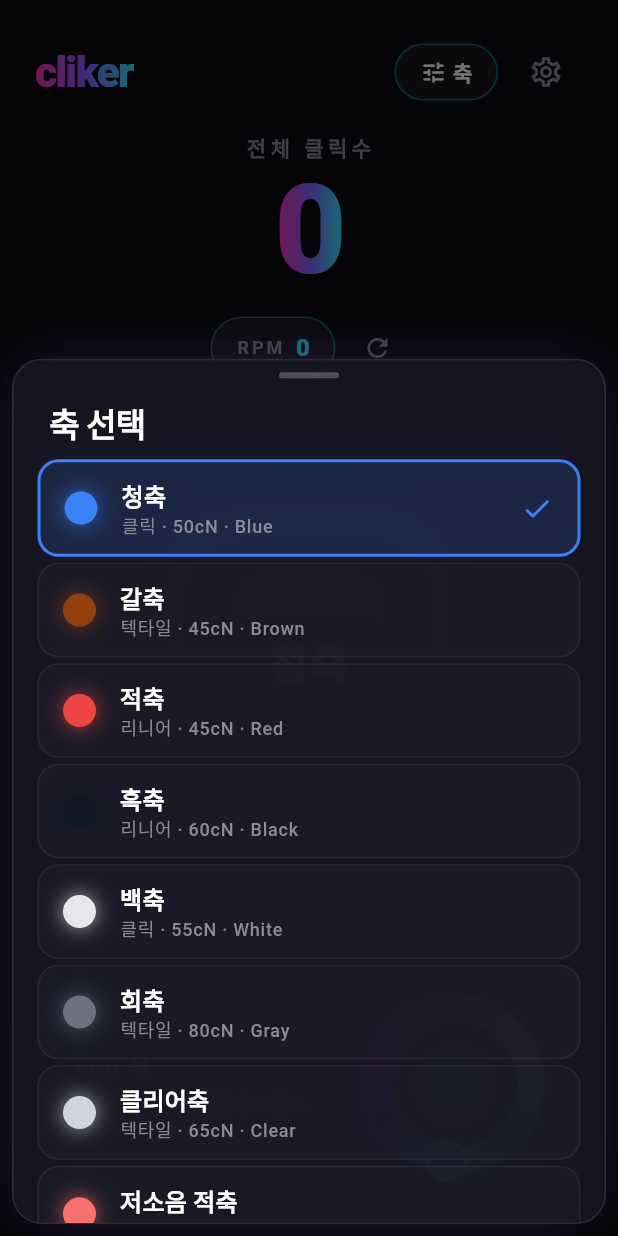
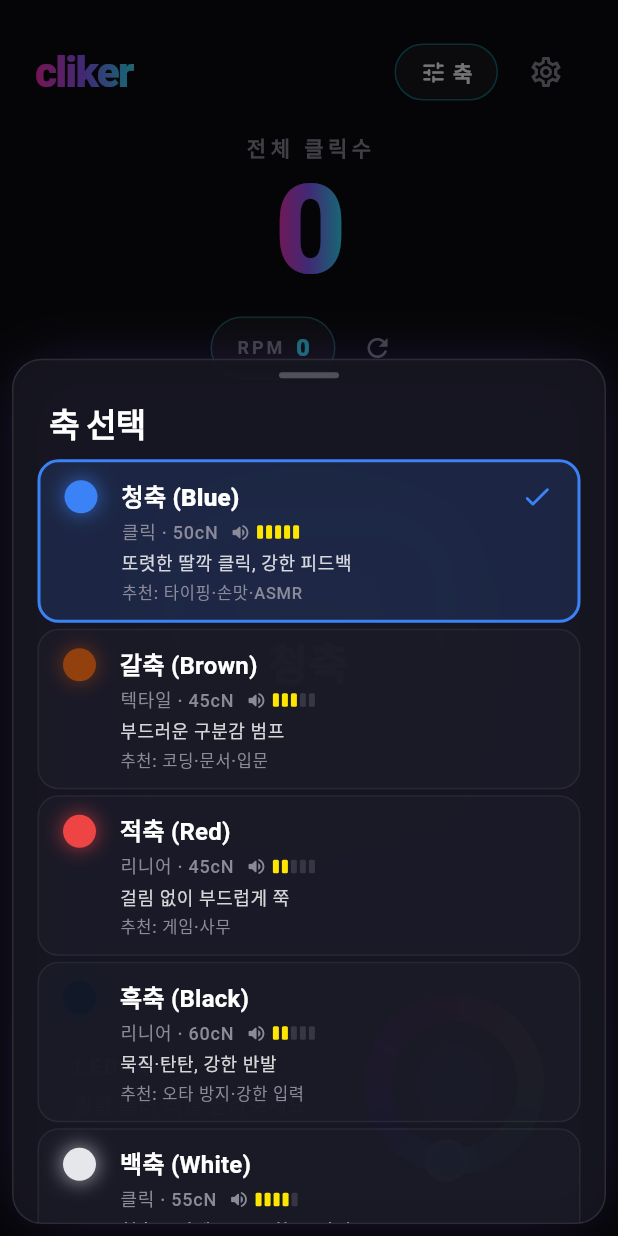
Before and after one commit to geon-toy-box/cliker, a Flutter app: the screen it shows after launch, after a tap on an icon or button, on a phone screen of 412 x 824 dp. Run offline on Flutter 3.47's test engine with Material 3 defaults, Android fonts, the phone set to English and light mode, and no system bars; our stand-ins replace audioplayers, flutter_riverpod, shared_preferences.

Commit message:
feat(switches): 13 switches (+황축 +자석축) + enriched switch menu (T014)
Catalog -> 13 (existing 11 unchanged except description=느낌; added
yellow 황축 + magnetic 자석축 with recommendedFor + loudness 1-5).
switchYellow/switchMagnetic AppColors. gen_sounds -> 26 deterministic
WAVs. Switch menu rows now show kind·force·loudness bar + feel +
추천용도. 207 tests green, analyze clean, APK builds. No new deps.

QA: docs/tasks/T014/qa.md ## Verdict: PASS

Co-Authored-By: Claude Opus 4.8 (1M context) <noreply@anthropic.com>

```diff
--- a/lib/domain/switch_type.dart
+++ b/lib/domain/switch_type.dart
@@ -13,9 +13,11 @@ enum SwitchKind { clicky, tactile, linear }
 /// One selectable mechanical-switch profile.
 ///
 /// A [SwitchType] bundles everything the rest of the app needs to present and
-/// "feel" a single switch: its identity, display names, the stem color shown on
-/// the keycap, a default LED accent, the two sound clips played on press
-/// ([downAsset]) and release ([upAsset]), and a normalized [hapticStrength].
+/// "feel" a single switch: its identity, display names, the picker copy
+/// ([description] = 느낌, [recommendedFor] = 추천 용도, [loudness] = 소리세기),
+/// the stem color shown on the keycap, a default LED accent, the two sound clips
+/// played on press ([downAsset]) and release ([upAsset]), and a normalized
+/// [hapticStrength].
 ///
 /// Instances are immutable and compared by [id] alone, so a [SwitchType] can be
 /// used safely as a map key or in a [Set]. The canonical instances live in
@@ -30,6 +32,8 @@ class SwitchType {
     required this.kind,
     required this.forceCn,
     required this.description,
+    required this.recommendedFor,
+    required this.loudness,
     required this.stemColor,
     required this.defaultLed,
     required this.downAsset,
@@ -52,8 +56,17 @@ class SwitchType {
   /// Actuation force in centinewtons (cN), e.g. `50` for a blue switch.
   final int forceCn;
 
-  /// Short human description of the switch's sound/feel.
+  /// One-line "느낌" — how the switch feels to type on (the tactile/typing
+  /// character), shown in the picker.
   final String description;
+
+  /// One-line "추천 용도" — who/what this switch is recommended for, shown in
+  /// the picker. Never empty.
+  final String recommendedFor;
+
+  /// Subjective loudness on a 1–5 scale (1 = very quiet, 5 = very loud), used
+  /// to render the sound-level indicator in the picker.
+  final int loudness;
 
   /// Color of the switch stem, drawn on the keycap.
   final Color stemColor;
@@ -93,7 +106,9 @@ abstract final class SwitchCatalog {
     nameEn: 'Blue',
     kind: SwitchKind.clicky,
     forceCn: 50,
-    description: '또렷한 "딸깍" 클릭음 — 키보드 ASMR의 대표 음색.',
+    description: '또렷한 딸깍 클릭, 강한 피드백',
+    recommendedFor: '타이핑·손맛·ASMR',
+    loudness: 5,
     stemColor: AppColors.switchBlue,
     defaultLed: AppColors.neonCyan,
     downAsset: 'assets/sounds/blue_down.wav',
@@ -108,7 +123,9 @@ abstract final class SwitchCatalog {
     nameEn: 'Brown',
     kind: SwitchKind.tactile,
     forceCn: 45,
-    description: '부드러운 텍타일 범프와 함께 울리는 "톡".',
+    description: '부드러운 구분감 범프',
+    recommendedFor: '코딩·문서·입문',
+    loudness: 3,
     stemColor: AppColors.switchBrown,
     defaultLed: AppColors.neonOrange,
     downAsset: 'assets/sounds/brown_down.wav',
@@ -123,7 +140,9 @@ abstract final class SwitchCatalog {
     nameEn: 'Red',
     kind: SwitchKind.linear,
     forceCn: 45,
-    description: '가벼운 리니어, 구름타법.',
+    description: '걸림 없이 부드럽게 쭉',
+    recommendedFor: '게임·사무',
+    loudness: 2,
     stemColor: AppColors.switchRed,
     defaultLed: AppColors.neonMagenta,
     downAsset: 'assets/sounds/red_down.wav',
@@ -138,7 +157,9 @@ abstract final class SwitchCatalog {
     nameEn: 'Black',
     kind: SwitchKind.linear,
     forceCn: 60,
-    description: '묵직하고 깊은 리니어 타건음.',
+    description: '묵직·탄탄, 강한 반발',
+    recommendedFor: '오타 방지·강한 입력',
+    loudness: 2,
     stemColor: AppColors.switchBlack,
     defaultLed: AppColors.neonGreen,
     downAsset: 'assets/sounds/black_down.wav',
@@ -153,7 +174,9 @@ abstract final class SwitchCatalog {
     nameEn: 'White',
     kind: SwitchKind.clicky,
     forceCn: 55,
-    description: '청축보다 무거운 또렷한 클릭.',
+    description: '청축 손맛에 소음은 한 톤 낮게',
+    recommendedFor: '손맛 + 소음↓',
+    loudness: 4,
     stemColor: AppColors.switchWhite,
     defaultLed: AppColors.neonCyan,
     downAsset: 'assets/sounds/white_down.wav',
@@ -168,7 +191,9 @@ abstract final class SwitchCatalog {
     nameEn: 'Gray',
     kind: SwitchKind.tactile,
     forceCn: 80,
-    description: '강한 텍타일 범프의 고압 스위치.',
+    description: '고압 텍타일, 강한 구분감',
+    recommendedFor: '묵직한 택타일 선호',
+    loudness: 3,
     stemColor: AppColors.switchGray,
     defaultLed: AppColors.neonYellow,
     downAsset: 'assets/sounds/gray_down.wav',
@@ -183,7 +208,9 @@ abstract final class SwitchCatalog {
     nameEn: 'Clear',
     kind: SwitchKind.tactile,
     forceCn: 65,
-    description: '갈축보다 또렷한 텍타일 범프.',
+    description: '갈축보다 진한 범프',
+    recommendedFor: '또렷한 구분감',
+    loudness: 3,
     stemColor: AppColors.switchClear,
     defaultLed: AppColors.neonPurple,
     downAsset: 'assets/sounds/clear_down.wav',
@@ -198,7 +225,9 @@ abstract final class SwitchCatalog {
     nameEn: 'Silent Red',
     kind: SwitchKind.linear,
     forceCn: 45,
-    description: '댐퍼로 조용한 가벼운 리니어.',
+    description: '댐퍼로 가장 조용한 리니어',
+    recommendedFor: '사무실·공유공간',
+    loudness: 1,
     stemColor: AppColors.switchSilentRed,
     defaultLed: AppColors.neonMagenta,
     downAsset: 'assets/sounds/silentRed_down.wav',
@@ -213,7 +242,9 @@ abstract final class SwitchCatalog {
     nameEn: 'Silent Black',
     kind: SwitchKind.linear,
     forceCn: 60,
-    description: '댐퍼로 조용한 묵직한 리니어.',
+    description: '묵직하지만 조용하게',
+    recommendedFor: '야간·정숙 환경',
+    loudness: 1,
     stemColor: AppColors.switchSilentBlack,
     defaultLed: AppColors.neonGreen,
     downAsset: 'assets/sounds/silentBlack_down.wav',
@@ -228,7 +259,9 @@ abstract final class SwitchCatalog {
     nameEn: 'Speed Silver',
     kind: SwitchKind.linear,
     forceCn: 45,
-    description: '1.2mm 짧은 행정의 빠른 리니어.',
+    description: '1.2mm 초고속 액추에이션',
+    recommendedFor: 'FPS·빠른 반응',
+    loudness: 2,
     stemColor: AppColors.switchSpeedSilver,
     defaultLed: AppColors.neonCyan,
     downAsset: 'assets/sounds/speedSilver_down.wav',
@@ -243,12 +276,50 @@ abstract final class SwitchCatalog {
     nameEn: 'Dark Gray',
     kind: SwitchKind.linear,
     forceCn: 80,
-    description: '가장 묵직한 고압 리니어.',
+    description: '고압 리니어, 깊고 무겁게',
+    recommendedFor: '강한 입력감',
+    loudness: 2,
     stemColor: AppColors.switchDarkGray,
     defaultLed: AppColors.neonYellow,
     downAsset: 'assets/sounds/darkGray_down.wav',
     upAsset: 'assets/sounds/darkGray_up.wav',
     hapticStrength: 0.9,
+  );
+
+  /// Smooth, "쫀득" full-body linear — the yellow switch.
+  static const SwitchType yellow = SwitchType(
+    id: 'yellow',
+    nameKo: '황축',
+    nameEn: 'Yellow',
+    kind: SwitchKind.linear,
+    forceCn: 50,
+    description: '적축보다 쫀득·부드러운 리니어',
+    recommendedFor: '커스텀 키감·부드러움',
+    loudness: 2,
+    stemColor: AppColors.switchYellow,
+    defaultLed: AppColors.neonYellow,
+    downAsset: 'assets/sounds/yellow_down.wav',
+    upAsset: 'assets/sounds/yellow_up.wav',
+    hapticStrength: 0.5,
+  );
+
+  /// Contactless Hall-effect / rapid-trigger linear — the magnetic switch. The
+  /// switch is analog in hardware, but for the app's [SwitchKind] taxonomy it is
+  /// modeled as a smooth [SwitchKind.linear]; "무접점" lives in [description].
+  static const SwitchType magnetic = SwitchType(
+    id: 'magnetic',
+    nameKo: '자석축',
+    nameEn: 'Magnetic',
+    kind: SwitchKind.linear,
+    forceCn: 40,
+    description: '무접점 홀이펙트·래피드 트리거',
+    recommendedFor: 'e스포츠·정밀 제어',
+    loudness: 1,
+    stemColor: AppColors.switchMagnetic,
+    defaultLed: AppColors.neonCyan,
+    downAsset: 'assets/sounds/magnetic_down.wav',
+    upAsset: 'assets/sounds/magnetic_up.wav',
+    hapticStrength: 0.45,
   );
 
   /// All switches in canonical picker order.
@@ -264,6 +335,8 @@ abstract final class SwitchCatalog {
     silentBlack,
     speedSilver,
     darkGray,
+    yellow,
+    magnetic,
   ];
 
   /// The switch selected when none has been chosen yet.
--- a/lib/theme/app_colors.dart
+++ b/lib/theme/app_colors.dart
@@ -46,6 +46,8 @@ abstract final class AppColors {
   static const Color switchSilentBlack = Color(0xFF374151);
   static const Color switchSpeedSilver = Color(0xFFC0C7D0);
   static const Color switchDarkGray = Color(0xFF4B5563);
+  static const Color switchYellow = Color(0xFFFACC15);
+  static const Color switchMagnetic = Color(0xFF2DD4BF);
 
   /// Default LED accent color.
   static const Color accentDefault = neonCyan;
--- a/lib/widgets/switch_menu.dart
+++ b/lib/widgets/switch_menu.dart
@@ -7,8 +7,10 @@ import 'package:flutter_riverpod/flutter_riverpod.dart';
 
 /// The switch-selection menu, shown as a glassy modal bottom sheet.
 ///
-/// Lists every catalog switch as a row carrying a stem-color preview dot, the
-/// Korean name, and the actuation kind · force. Tapping a row selects that
+/// Lists every catalog switch as an info-rich row carrying a stem-color preview
+/// dot, the Korean name + English name, a meta line (actuation kind · force ·
+/// a loudness bar), the one-line feel ([SwitchType.description]), and the
+/// recommended use ([SwitchType.recommendedFor]). Tapping a row selects that
 /// switch via [SettingsNotifier.selectSwitch] and closes the sheet; the home
 /// keycap then updates its stem color and label.
 ///
@@ -105,7 +107,7 @@ class SwitchMenu extends ConsumerWidget {
               ),
             ),
             // A SingleChildScrollView + Column (rather than a lazy ListView)
-            // keeps every row in the tree at once, so all eleven switch chips
+            // keeps every row in the tree at once, so all thirteen switch chips
             // are present and reachable even while some are scrolled off-screen.
             Flexible(
               child: SingleChildScrollView(
@@ -147,8 +149,16 @@ class SwitchMenu extends ConsumerWidget {
   }
 }
 
-/// One selectable switch row: a stem-color dot, the Korean name + English name,
-/// and the kind · force. The selected row is tinted/ringed in the stem color.
+/// One selectable switch row. Shows, top to bottom:
+///
+/// - a stem-color dot + `nameKo (nameEn)` heading (with the check on the
+///   selected row),
+/// - a meta line: `kindLabel · forceCn cN` followed by a 5-segment
+///   loudness bar,
+/// - the one-line feel ([SwitchType.description]),
+/// - the recommended use, prefixed `추천: ` ([SwitchType.recommendedFor]).
+///
+/// The selected row is tinted/ringed in the stem color.
 class _SwitchRow extends StatelessWidget {
   const _SwitchRow({
     required this.switchType,
@@ -188,9 +198,13 @@ class _SwitchRow extends StatelessWidget {
           ),
         ),
         child: Row(
+          crossAxisAlignment: CrossAxisAlignment.start,
           children: <Widget>[
-            // Stem-color preview dot with a soft glow.
-            Container(
+            // Stem-color preview dot with a soft glow. Nudged down so it aligns
+            // with the heading row rather than the multi-line block's center.
+            Padding(
+              padding: const EdgeInsets.only(top: 2),
+              child: Container(
                 width: 22,
                 height: 22,
                 decoration: BoxDecoration(
@@ -205,33 +219,116 @@ class _SwitchRow extends StatelessWidget {
                   ],
                 ),
               ),
+            ),
             const SizedBox(width: AppSpacing.md),
             Expanded(
               child: Column(
                 crossAxisAlignment: CrossAxisAlignment.start,
                 mainAxisSize: MainAxisSize.min,
                 children: <Widget>[
-                  Text(
-                    switchType.nameKo,
+                  // Heading: nameKo (nameEn), with the check on the selected row.
+                  Row(
+                    children: <Widget>[
+                      Expanded(
+                        child: Text(
+                          '${switchType.nameKo} (${switchType.nameEn})',
                           style: textTheme.titleMedium?.copyWith(
                             color: AppColors.textPrimary,
-                      fontWeight: selected ? FontWeight.w800 : FontWeight.w600,
+                            fontWeight: selected
+                                ? FontWeight.w800
+                                : FontWeight.w600,
                           ),
                         ),
+                      ),
+                      if (selected)
+                        Icon(
+                          Icons.check_rounded,
+                          color: switchType.stemColor,
+                          size: 22,
+                        ),
+                    ],
+                  ),
+                  const SizedBox(height: 3),
+                  // Meta line: kind · force, then the loudness bar.
+                  Row(
+                    children: <Widget>[
+                      Flexible(
+                        child: Text(
+                          '$kindLabel · ${switchType.forceCn}cN',
+                          overflow: TextOverflow.ellipsis,
+                          style: textTheme.labelMedium?.copyWith(
+                            color: AppColors.textMuted,
+                          ),
+                        ),
+                      ),
+                      const SizedBox(width: AppSpacing.sm),
+                      _LoudnessBar(loudness: switchType.loudness),
+                    ],
+                  ),
+                  const SizedBox(height: 4),
+                  // Feel (느낌) one-liner.
                   Text(
-                    '$kindLabel · ${switchType.forceCn}cN · ${switchType.nameEn}',
-                    style: textTheme.labelMedium?.copyWith(
+                    switchType.description,
+                    style: textTheme.bodySmall?.copyWith(
+                      color: AppColors.textPrimary.withValues(alpha: 0.82),
+                    ),
+                  ),
+                  const SizedBox(height: 2),
+                  // Recommended use.
+                  Text(
+                    '추천: ${switchType.recommendedFor}',
+                    style: textTheme.labelSmall?.copyWith(
                       color: AppColors.textMuted,
                     ),
                   ),
                 ],
               ),
             ),
-            if (selected)
-              Icon(Icons.check_rounded, color: switchType.stemColor, size: 22),
           ],
         ),
       ),
     );
   }
 }
+
+/// A compact 5-segment "소리세기" (loudness) indicator. The first [loudness]
+/// segments are lit in [AppColors.neonYellow]; the rest are dim. A leading mute
+/// icon labels the bar so it reads as a sound-level meter.
+class _LoudnessBar extends StatelessWidget {
+  const _LoudnessBar({required this.loudness});
+
+  /// Loudness on a 1–5 scale; clamped before rendering.
+  final int loudness;
+
+  /// Number of segments in the bar (the loudness scale max).
+  static const int segments = 5;
+
+  @override
+  Widget build(BuildContext context) {
+    final int lit = loudness.clamp(0, segments);
+    return Row(
+      mainAxisSize: MainAxisSize.min,
+      children: <Widget>[
+        const Icon(
+          Icons.volume_up_rounded,
+          size: 14,
+          color: AppColors.textMuted,
+        ),
+        const SizedBox(width: 4),
+        for (int i = 0; i < segments; i++) ...<Widget>[
+          if (i > 0) const SizedBox(width: 2),
+          Container(
+            width: 4,
+            height: 9,
+            decoration: BoxDecoration(
+              color: i < lit
+                  ? AppColors.neonYellow
+                  : AppColors.textMuted.withValues(alpha: 0.25),
+              borderRadius: BorderRadius.circular(1),
+            ),
+          ),
+        ],
+      ],
+    );
+  }
+}
```
Also changed, not shown: 13 other files. Lines whose indentation alone changed are shown as unchanged.
